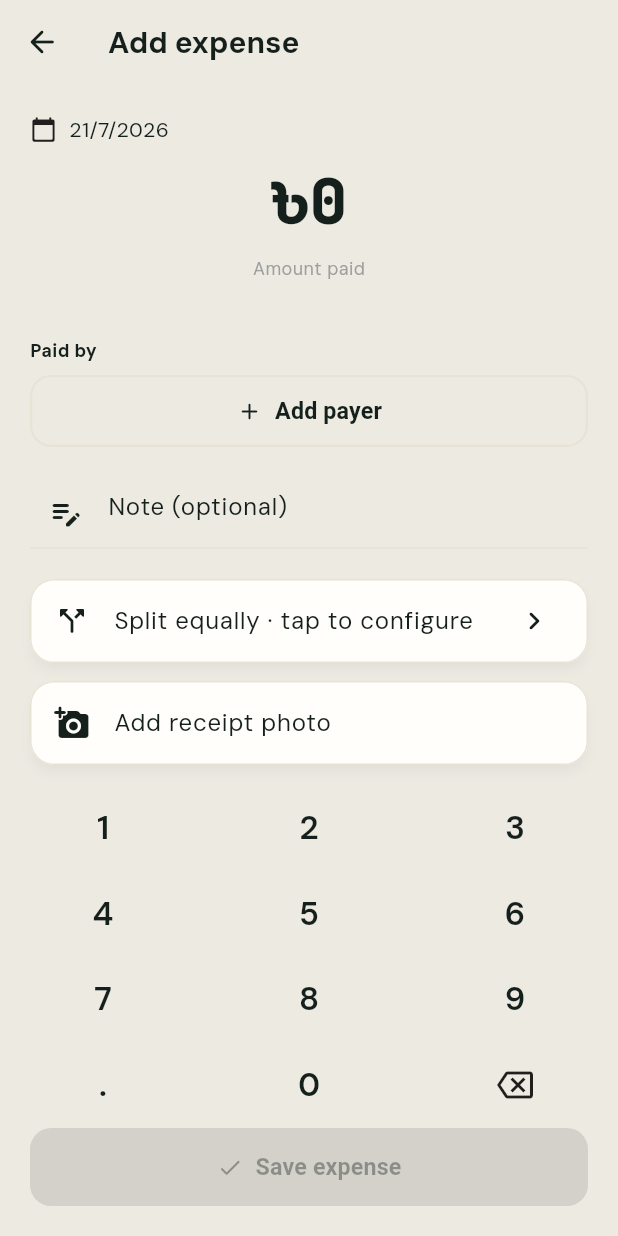
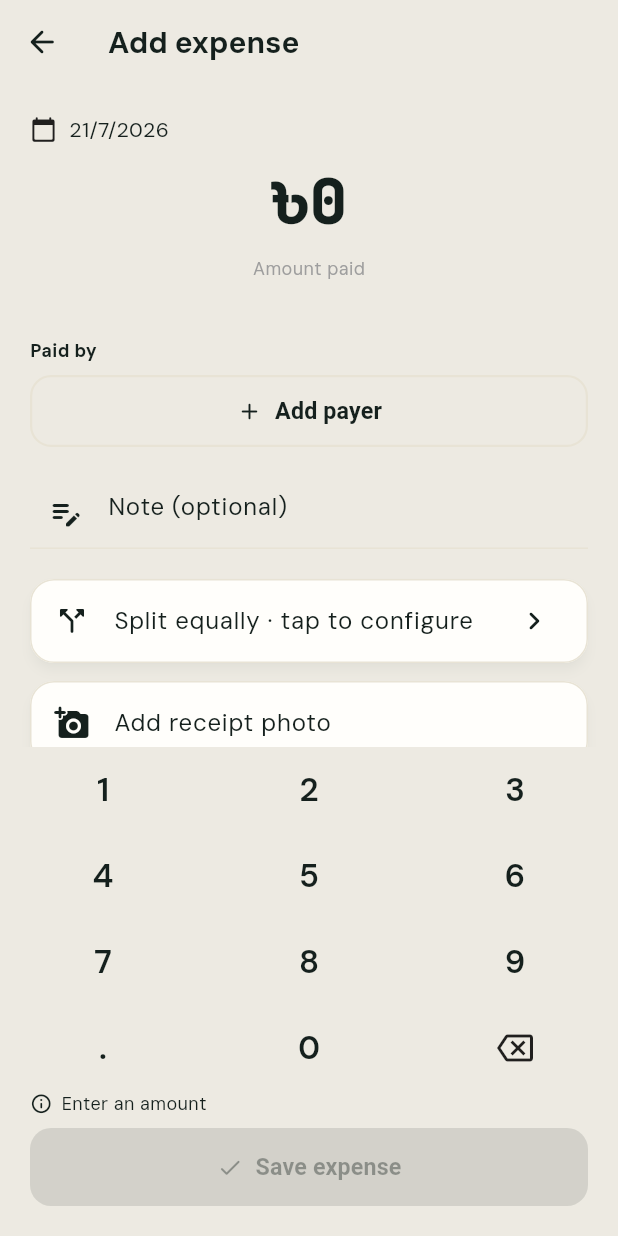
Before and after one commit to iamshuvokd/MessBook, a Flutter app: the AddEditExpenseScreen screen opened directly with empty values, on a phone screen of 412 x 824 dp. Run offline on Flutter 3.47's test engine with Material 3 defaults, Android fonts, the phone set to English and light mode, and no system bars; our stand-ins replace drift, drift_flutter, file_picker, firebase_core, firebase_messaging, fl_chart and 15 more; missing offline and left inert: googleapis, workmanager; accounts and stored records are empty; generated files the repository leaves out were written again.

Commit message:
UX: say why Save is disabled instead of leaving a dead button
Adding an expense could dead-end: you fill in amount, category and payer,
tap Save, and nothing happens — because the split editor was never opened
or the payer amounts didn't add up, with no feedback about either. Now an
inline line above the button names the first thing still missing ("Set how
to split this", "Payer amounts must add up to the total", ...).

The message and the button's enabled state both come from one
expenseSaveBlocker() helper, so they can't disagree. Unit-tested for each
blocker and for which one surfaces when several are wrong. ARB en+bn.

```diff
--- a/mess_manager/lib/core/l10n/app_bn.arb
+++ b/mess_manager/lib/core/l10n/app_bn.arb
@@ -189,6 +189,12 @@
   "expensesPaidBy": "যিনি দিয়েছেন",
   "expensesAddPayer": "আরেকজন যোগ করুন",
   "expensesNoteHint": "নোট (ঐচ্ছিক)",
+  "expenseBlockerAmount": "পরিমাণ লিখুন",
+  "expenseBlockerCategory": "একটি ক্যাটাগরি বাছুন",
+  "expenseBlockerPayer": "কে টাকা দিয়েছে বাছুন",
+  "expenseBlockerPayerSum": "যারা দিয়েছে তাদের পরিমাণ মোট টাকার সমান হতে হবে",
+  "expenseBlockerSplit": "কীভাবে ভাগ হবে ঠিক করুন",
+  "expenseBlockerSplitSum": "ভাগের যোগফল মোট টাকার সমান হতে হবে",
   "expensesSave": "খরচ সংরক্ষণ করুন",
   "expensesSplitConfigure": "সমান ভাগ · পরিবর্তন করতে ট্যাপ করুন",
   "expensesSplitMembersEach": "{count} জন সদস্য · জনপ্রতি ৳{each}",
--- a/mess_manager/lib/core/l10n/app_en.arb
+++ b/mess_manager/lib/core/l10n/app_en.arb
@@ -190,6 +190,12 @@
   "expensesPaidBy": "Paid by",
   "expensesAddPayer": "Add payer",
   "expensesNoteHint": "Note (optional)",
+  "expenseBlockerAmount": "Enter an amount",
+  "expenseBlockerCategory": "Pick a category",
+  "expenseBlockerPayer": "Choose who paid",
+  "expenseBlockerPayerSum": "Payer amounts must add up to the total",
+  "expenseBlockerSplit": "Set how to split this",
+  "expenseBlockerSplitSum": "The split must add up to the total",
   "expensesSave": "Save expense",
   "expensesSplitConfigure": "Split equally · tap to configure",
   "expensesSplitMembersEach": "{count, plural, one{{count} member} other{{count} members}} · ৳{each} each",
--- a/mess_manager/lib/core/l10n/app_localizations.dart
+++ b/mess_manager/lib/core/l10n/app_localizations.dart
@@ -1082,6 +1082,42 @@ abstract class AppLocalizations {
   /// **'Note (optional)'**
   String get expensesNoteHint;
 
+  /// No description provided for @expenseBlockerAmount.
+  ///
+  /// In en, this message translates to:
+  /// **'Enter an amount'**
+  String get expenseBlockerAmount;
+
+  /// No description provided for @expenseBlockerCategory.
+  ///
+  /// In en, this message translates to:
+  /// **'Pick a category'**
+  String get expenseBlockerCategory;
+
+  /// No description provided for @expenseBlockerPayer.
+  ///
+  /// In en, this message translates to:
+  /// **'Choose who paid'**
+  String get expenseBlockerPayer;
+
+  /// No description provided for @expenseBlockerPayerSum.
+  ///
+  /// In en, this message translates to:
+  /// **'Payer amounts must add up to the total'**
+  String get expenseBlockerPayerSum;
+
+  /// No description provided for @expenseBlockerSplit.
+  ///
+  /// In en, this message translates to:
+  /// **'Set how to split this'**
+  String get expenseBlockerSplit;
+
+  /// No description provided for @expenseBlockerSplitSum.
+  ///
+  /// In en, this message translates to:
+  /// **'The split must add up to the total'**
+  String get expenseBlockerSplitSum;
+
   /// No description provided for @expensesSave.
   ///
   /// In en, this message translates to:
--- a/mess_manager/lib/ui/screens/expenses/add_edit_expense_screen.dart
+++ b/mess_manager/lib/ui/screens/expenses/add_edit_expense_screen.dart
@@ -19,6 +19,28 @@ import '../../providers/repository_providers.dart';
 import 'split_editor_screen.dart';
 
 const _uuid = Uuid();
+
+/// Why the Save button is currently disabled — so the user is told what's
+/// missing instead of tapping a dead button. Order matters: the first thing
+/// still missing is what we surface.
+enum ExpenseSaveBlocker { none, amount, category, payer, payerSum, split, splitSum }
+
+ExpenseSaveBlocker expenseSaveBlocker({
+  required int amountPaisa,
+  required bool hasCategory,
+  required bool hasPayer,
+  required int payersSumPaisa,
+  // null = the split editor hasn't been configured yet.
+  required int? splitsSumPaisa,
+}) {
+  if (amountPaisa <= 0) return ExpenseSaveBlocker.amount;
+  if (!hasCategory) return ExpenseSaveBlocker.category;
+  if (!hasPayer) return ExpenseSaveBlocker.payer;
+  if (payersSumPaisa != amountPaisa) return ExpenseSaveBlocker.payerSum;
+  if (splitsSumPaisa == null) return ExpenseSaveBlocker.split;
+  if (splitsSumPaisa != amountPaisa) return ExpenseSaveBlocker.splitSum;
+  return ExpenseSaveBlocker.none;
+}
 
 /// Which split a newly-picked category should default to. Bazar/grocery
 /// (meal) categories default to a by-meals split, so each member is charged
@@ -188,13 +210,15 @@ class _AddEditExpenseScreenState extends ConsumerState<AddEditExpenseScreen> {
     });
   }
 
-  bool get _canSave =>
-      _amountPaisa > 0 &&
-      _categoryId != null &&
-      _payerIds.isNotEmpty &&
-      _payersSum == _amountPaisa &&
-      _splits != null &&
-      _splits!.values.fold<int>(0, (a, b) => a + b) == _amountPaisa;
+  ExpenseSaveBlocker get _saveBlocker => expenseSaveBlocker(
+        amountPaisa: _amountPaisa,
+        hasCategory: _categoryId != null,
+        hasPayer: _payerIds.isNotEmpty,
+        payersSumPaisa: _payersSum,
+        splitsSumPaisa: _splits?.values.fold<int>(0, (a, b) => a + b),
+      );
+
+  bool get _canSave => _saveBlocker == ExpenseSaveBlocker.none;
 
   Future<void> _save() async {
     if (!_canSave) return;
@@ -409,13 +433,37 @@ class _AddEditExpenseScreenState extends ConsumerState<AddEditExpenseScreen> {
                 _buildKeypad(),
                 Padding(
                   padding: const EdgeInsets.fromLTRB(20, 0, 20, 20),
-                  child: FilledButton.icon(
+                  child: Column(
+                    mainAxisSize: MainAxisSize.min,
+                    children: [
+                      // Never leave Save dead without saying why.
+                      if (!_canSave)
+                        Padding(
+                          padding: const EdgeInsets.only(bottom: 8),
+                          child: Row(
+                            children: [
+                              Icon(Icons.info_outline_rounded,
+                                  size: 15, color: Theme.of(context).colorScheme.onSurfaceVariant),
+                              const SizedBox(width: 6),
+                              Expanded(
+                                child: Text(
+                                  _blockerMessage(l10n, _saveBlocker),
+                                  style: TextStyle(
+                                      fontSize: 12, color: Theme.of(context).colorScheme.onSurfaceVariant),
+                                ),
+                              ),
+                            ],
+                          ),
+                        ),
+                      FilledButton.icon(
                         onPressed: (_canSave && !_saving) ? _save : null,
                         icon: _saving
                             ? const SizedBox(width: 18, height: 18, child: CircularProgressIndicator(strokeWidth: 2))
                             : const Icon(Icons.check_rounded),
                         label: Text(l10n.expensesSave),
                         style: FilledButton.styleFrom(minimumSize: const Size.fromHeight(52)),
+                      ),
+                    ],
                   ),
                 ),
               ],
@@ -425,6 +473,16 @@ class _AddEditExpenseScreenState extends ConsumerState<AddEditExpenseScreen> {
       ),
     );
   }
+
+  String _blockerMessage(AppLocalizations l10n, ExpenseSaveBlocker blocker) => switch (blocker) {
+        ExpenseSaveBlocker.amount => l10n.expenseBlockerAmount,
+        ExpenseSaveBlocker.category => l10n.expenseBlockerCategory,
+        ExpenseSaveBlocker.payer => l10n.expenseBlockerPayer,
+        ExpenseSaveBlocker.payerSum => l10n.expenseBlockerPayerSum,
+        ExpenseSaveBlocker.split => l10n.expenseBlockerSplit,
+        ExpenseSaveBlocker.splitSum => l10n.expenseBlockerSplitSum,
+        ExpenseSaveBlocker.none => '',
+      };
 
   String _splitSummaryText(List<Member> members, AppLocalizations l10n) {
     if (_splits == null || _splits!.isEmpty) return l10n.expensesSplitConfigure;
```
Also changed, not shown: mess_manager/lib/core/l10n/app_localizations_bn.dart (+19 -0 lines), mess_manager/lib/core/l10n/app_localizations_en.dart (+18 -0 lines), 1 other file. Lines whose indentation alone changed are shown as unchanged.
